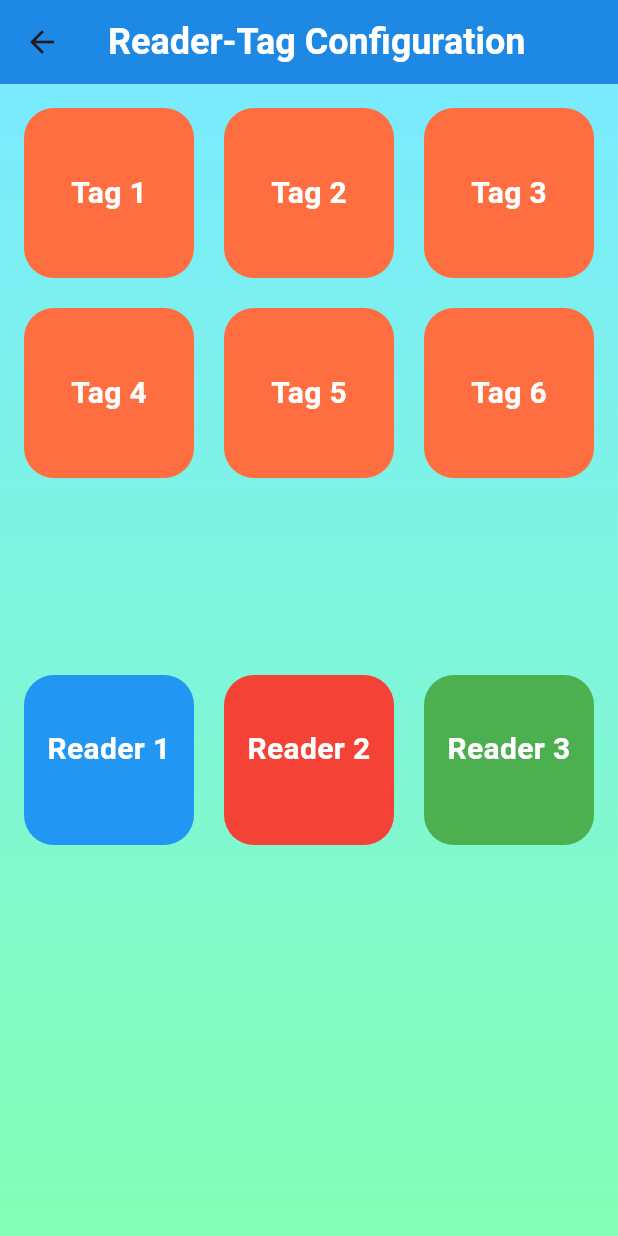
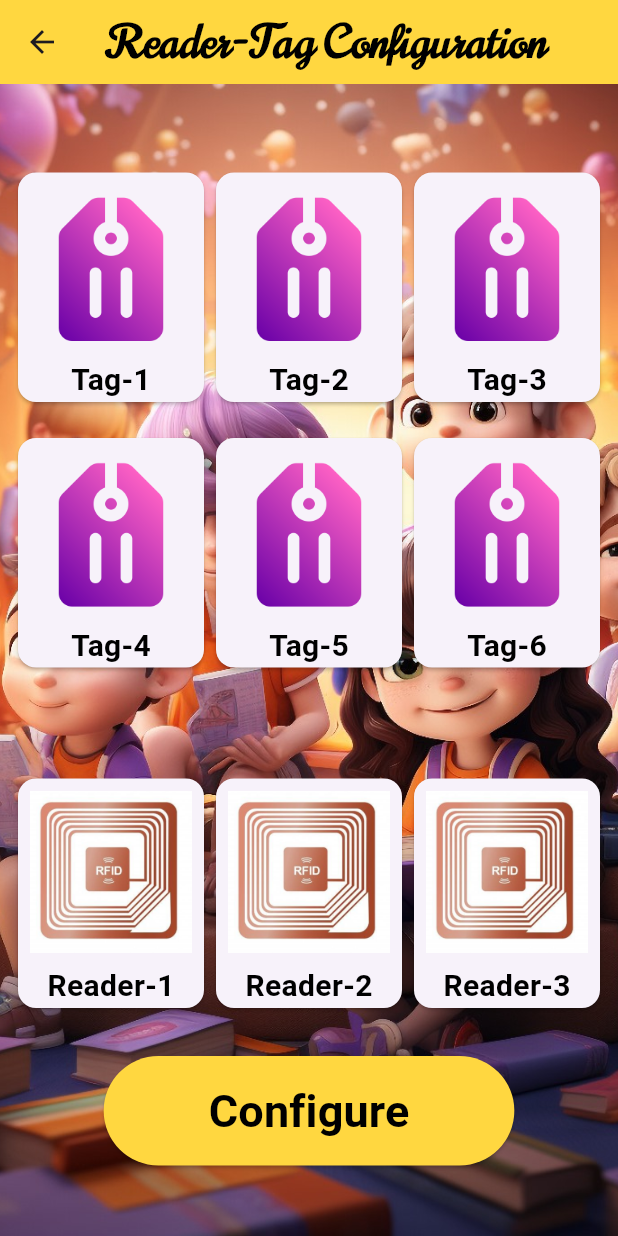
Before and after one commit to ajaykofficial/Flutter, a Flutter app: the ReaderTagConfigurationScreen screen opened directly, on a phone screen of 412 x 824 dp. Run offline on Flutter 3.47's test engine with Material 3 defaults, Android fonts, the light colour scheme and no system bars; our stand-ins replace percent_indicator.

Commit message:
Design Reader-Tag Configuration screen

```diff
--- a/eco_quest/lib/pages/reader_tag_configuration_screen.dart
+++ b/eco_quest/lib/pages/reader_tag_configuration_screen.dart
@@ -1,95 +1,85 @@
+import 'package:eco_quest/pages/settings_screen.dart';
 import 'package:flutter/material.dart';
 
-class ReaderTagConfigurationScreen extends StatefulWidget {
-  @override
-  _ReaderTagConfigurationScreenState createState() =>
-      _ReaderTagConfigurationScreenState();
-}
-
-class _ReaderTagConfigurationScreenState
-    extends State<ReaderTagConfigurationScreen> {
-  List<List<int>> assignedTags = List.generate(3, (index) => []);
-  List<Color> readerColors = [
-    Colors.blue,
-    Colors.red,
-    Colors.green,
-  ];
+class ReaderTagConfigurationScreen extends StatelessWidget {
+  const ReaderTagConfigurationScreen({Key? key}) : super(key: key);
 
   @override
   Widget build(BuildContext context) {
     return Scaffold(
       appBar: AppBar(
-        title: Text(
+        title: const Text(
           'Reader-Tag Configuration',
           style: TextStyle(
-              fontSize: 24, fontWeight: FontWeight.bold, color: Colors.white),
+              color: Colors.black,
+              fontFamily: 'Norican-Regular',
+              fontSize: 30,
+              fontWeight: FontWeight.bold),
         ),
-        backgroundColor: Colors.blue.shade600,
+        centerTitle: true,
+        backgroundColor: Colors.amberAccent,
       ),
-      body: Container(
-        decoration: BoxDecoration(
-          gradient: LinearGradient(
-            begin: Alignment.topCenter,
-            end: Alignment.bottomCenter,
-            colors: [
-              Color.fromARGB(255, 122, 235, 255),
-              Color.fromARGB(255, 132, 255, 181),
+      body: Stack(
+        children: [
+          Image.asset(
+            'assets/images/kids-library_bg.jpg',
+            width: double.infinity,
+            height: double.infinity,
+            fit: BoxFit.cover,
+          ),
+          Center(
+            child: Column(
+              mainAxisAlignment: MainAxisAlignment.center,
+              children: [
+                Padding(
+                  padding: const EdgeInsets.all(8.0),
+                  child: Row(
+                    mainAxisAlignment: MainAxisAlignment.spaceEvenly,
+                    children: [
+                      Expanded(
+                        child: Card(
+                          child: Column(
+                            children: [
+                              Image.asset('assets/images/tag1.png'),
+                              const Text(
+                                'Tag-1',
+                                style: TextStyle(
+                                    color: Colors.black,
+                                    fontSize: 20,
+                                    fontWeight: FontWeight.bold),
+                              )
                             ],
                           ),
                         ),
-        child: Padding(
-          padding: const EdgeInsets.all(16.0),
+                      ),
+                      Expanded(
+                        child: Card(
                           child: Column(
-            crossAxisAlignment: CrossAxisAlignment.stretch,
                             children: [
-              Expanded(
-                child: GridView.count(
-                  crossAxisCount: 3,
-                  mainAxisSpacing: 20.0,
-                  crossAxisSpacing: 20.0,
-                  children: List.generate(
-                    6,
-                    (index) => TagCard(
-                      tagNumber: index + 1,
-                      onTap: () {
-                        _toggleTagSelection(index + 1);
-                      },
-                      onDoubleTap: () {
-                        _deselectTag(index + 1);
-                      },
-                      color: assignedTags
-                              .any((tags) => tags.contains(index + 1))
-                          ? readerColors[assignedTags
-                              .indexWhere((tags) => tags.contains(index + 1))]
-                          : Colors.deepOrangeAccent,
+                              Image.asset('assets/images/tag1.png'),
+                              const Text(
+                                'Tag-2',
+                                style: TextStyle(
+                                    color: Colors.black,
+                                    fontSize: 20,
+                                    fontWeight: FontWeight.bold),
+                              )
+                            ],
                           ),
                         ),
                       ),
-              ),
-              SizedBox(height: 20),
                       Expanded(
-                child: SingleChildScrollView(
+                        child: Card(
                           child: Column(
-                    crossAxisAlignment: CrossAxisAlignment.stretch,
                             children: [
-                      GridView.count(
-                        shrinkWrap: true,
-                        physics: NeverScrollableScrollPhysics(),
-                        crossAxisCount: 3,
-                        mainAxisSpacing: 20.0,
-                        crossAxisSpacing: 20.0,
-                        children: List.generate(
-                          3,
-                          (index) => ReaderCard(
-                            readerNumber: index + 1,
-                            assignedTags: assignedTags[index],
-                            onTap: () {
-                              _removeAssignedTag(index);
-                            },
-                            color: readerColors[index],
-                          ),
-                        ),
-                      ),
+                              Image.asset('assets/images/tag1.png'),
+                              const Text(
+                                'Tag-3',
+                                style: TextStyle(
+                                    color: Colors.black,
+                                    fontSize: 20,
+                                    fontWeight: FontWeight.bold),
+                              )
                             ],
                           ),
                         ),
@@ -97,220 +87,158 @@ class _ReaderTagConfigurationScreenState
                     ],
                   ),
                 ),
-      ),
-    );
-  }
-
-  void _toggleTagSelection(int tagNumber) {
-    for (int i = 0; i < assignedTags.length; i++) {
-      if (assignedTags[i].contains(tagNumber)) {
-        _removeAssignedTagFromReader(tagNumber, i);
-        return;
-      }
-    }
-    _showTagSelectionBottomSheet(context, tagNumber);
-  }
-
-  void _deselectTag(int tagNumber) {
-    for (int i = 0; i < assignedTags.length; i++) {
-      if (assignedTags[i].contains(tagNumber)) {
-        setState(() {
-          assignedTags[i].remove(tagNumber);
-        });
-        return;
-      }
-    }
-  }
-
-  void _showTagSelectionBottomSheet(BuildContext context, int tagNumber) {
-    showModalBottomSheet(
-      context: context,
-      builder: (BuildContext context) {
-        return Container(
-          height: 300,
-          padding: EdgeInsets.all(10),
-          decoration: BoxDecoration(
-            color: Colors.white,
-            borderRadius: BorderRadius.only(
-              topLeft: Radius.circular(20),
-              topRight: Radius.circular(20),
-            ),
-          ),
+                Padding(
+                  padding: const EdgeInsets.all(8.0),
+                  child: Row(
+                    mainAxisAlignment: MainAxisAlignment.spaceEvenly,
+                    children: [
+                      Expanded(
+                        child: Card(
                           child: Column(
-            crossAxisAlignment: CrossAxisAlignment.start,
                             children: [
-              Text(
-                'Select Reader',
-                style: TextStyle(fontSize: 24, fontWeight: FontWeight.bold),
-              ),
-              SizedBox(height: 20),
-              Expanded(
-                child: ListView.builder(
-                  itemCount: assignedTags.length,
-                  itemBuilder: (context, index) {
-                    return GestureDetector(
-                      onTap: () {
-                        _assignTagToReader(tagNumber, index);
-                        Navigator.pop(context); // Close the bottom sheet
-                      },
-                      child: Container(
-                        margin: EdgeInsets.symmetric(vertical: 8),
-                        padding: EdgeInsets.all(16),
-                        decoration: BoxDecoration(
-                          color: readerColors[index],
-                          borderRadius: BorderRadius.circular(20),
-                        ),
-                        child: Row(
-                          mainAxisAlignment: MainAxisAlignment.spaceBetween,
-                          children: [
-                            Text(
-                              'Reader ${index + 1}',
-                              style:
-                                  TextStyle(fontSize: 18, color: Colors.white),
-                            ),
-                            Icon(
-                              Icons.check_circle,
-                              color: assignedTags[index].contains(tagNumber)
-                                  ? Colors.green
-                                  : Colors.transparent,
-                            ),
+                              Image.asset('assets/images/tag1.png'),
+                              const Text(
+                                'Tag-4',
+                                style: TextStyle(
+                                    color: Colors.black,
+                                    fontSize: 20,
+                                    fontWeight: FontWeight.bold),
+                              )
                             ],
                           ),
                         ),
-                    );
-                  },
                       ),
-              ),
+                      Expanded(
+                        child: Card(
+                          child: Column(
+                            children: [
+                              Image.asset('assets/images/tag1.png'),
+                              const Text(
+                                'Tag-5',
+                                style: TextStyle(
+                                    color: Colors.black,
+                                    fontSize: 20,
+                                    fontWeight: FontWeight.bold),
+                              )
                             ],
-          ),
-        );
-      },
-    );
-  }
-
-  void _assignTagToReader(int tagNumber, int readerIndex) {
-    for (int i = 0; i < assignedTags.length; i++) {
-      if (i != readerIndex && assignedTags[i].contains(tagNumber)) {
-        assignedTags[i].remove(tagNumber);
-      }
-    }
-    setState(() {
-      assignedTags[readerIndex].add(tagNumber);
-    });
-  }
-
-  void _removeAssignedTag(int readerIndex) {
-    setState(() {
-      assignedTags[readerIndex].clear();
-    });
-  }
-
-  void _removeAssignedTagFromReader(int tagNumber, int readerIndex) {
-    setState(() {
-      assignedTags[readerIndex].remove(tagNumber);
-    });
-  }
-}
-
-class TagCard extends StatelessWidget {
-  final int tagNumber;
-  final VoidCallback onTap;
-  final VoidCallback onDoubleTap;
-  final Color color;
-
-  const TagCard({
-    required this.tagNumber,
-    required this.onTap,
-    required this.onDoubleTap,
-    required this.color,
-  });
-
-  @override
-  Widget build(BuildContext context) {
-    return GestureDetector(
-      onTap: onTap,
-      onDoubleTap: onDoubleTap,
-      child: Container(
-        decoration: BoxDecoration(
-          color: color,
-          borderRadius: BorderRadius.circular(20),
-        ),
-        child: Center(
-          child: Text(
-            'Tag $tagNumber',
-            style: TextStyle(
-              fontSize: 20,
-              fontWeight: FontWeight.bold,
-              color: Colors.white,
                           ),
                         ),
                       ),
-      ),
-    );
-  }
-}
-
-class ReaderCard extends StatelessWidget {
-  final int readerNumber;
-  final List<int> assignedTags;
-  final VoidCallback onTap;
-  final Color color;
-
-  const ReaderCard({
-    required this.readerNumber,
-    required this.assignedTags,
-    required this.onTap,
-    required this.color,
-  });
-
-  @override
-  Widget build(BuildContext context) {
-    return GestureDetector(
-      onTap: onTap,
-      child: Container(
-        decoration: BoxDecoration(
-          color: color,
-          borderRadius: BorderRadius.circular(20),
-        ),
-        child: Padding(
-          padding: const EdgeInsets.only(top: 35.0),
+                      Expanded(
+                        child: Card(
                           child: Column(
-            mainAxisAlignment: MainAxisAlignment.center,
                             children: [
-              Text(
-                'Reader $readerNumber',
-                textAlign: TextAlign.center,
+                              Image.asset('assets/images/tag1.png'),
+                              const Text(
+                                'Tag-6',
                                 style: TextStyle(
+                                    color: Colors.black,
                                     fontSize: 20,
-                  fontWeight: FontWeight.bold,
-                  color: Colors.white,
-                ),
-              ),
-              SizedBox(height: 8),
-              Expanded(
-                child: IntrinsicHeight(
-                  child: Wrap(
-                    alignment: WrapAlignment.center,
-                    spacing: 8.0,
-                    runSpacing: 8.0,
-                    children: assignedTags
-                        .map((tag) => Chip(
-                              backgroundColor: Colors.white,
-                              label: Text(
-                                'Tag $tag',
-                                style: TextStyle(
-                                  fontSize: 16,
-                                  color: Colors.black,
-                                ),
-                              ),
-                            ))
-                        .toList(),
+                                    fontWeight: FontWeight.bold),
+                              )
+                            ],
                           ),
                         ),
                       ),
                     ],
                   ),
                 ),
+                const SizedBox(
+                  height: 50,
+                ),
+                Padding(
+                  padding: const EdgeInsets.all(8.0),
+                  child: Row(
+                    mainAxisAlignment: MainAxisAlignment.spaceEvenly,
+                    children: [
+                      Expanded(
+                        child: Card(
+                          child: Column(
+                            children: [
+                              Padding(
+                                padding: const EdgeInsets.all(8.0),
+                                child: Image.asset(
+                                    'assets/images/rfid_reader2.jpg'),
+                              ),
+                              const Text(
+                                'Reader-1',
+                                style: TextStyle(
+                                    color: Colors.black,
+                                    fontSize: 20,
+                                    fontWeight: FontWeight.bold),
+                              )
+                            ],
+                          ),
+                        ),
+                      ),
+                      Expanded(
+                        child: Card(
+                          child: Column(
+                            children: [
+                              Padding(
+                                padding: const EdgeInsets.all(8.0),
+                                child: Image.asset(
+                                    'assets/images/rfid_reader2.jpg'),
+                              ),
+                              const Text(
+                                'Reader-2',
+                                style: TextStyle(
+                                    color: Colors.black,
+                                    fontSize: 20,
+                                    fontWeight: FontWeight.bold),
+                              )
+                            ],
+                          ),
+                        ),
+                      ),
+                      Expanded(
+                        child: Card(
+                          child: Column(
+                            children: [
+                              Padding(
+                                padding: const EdgeInsets.all(8.0),
+                                child: Image.asset(
+                                  'assets/images/rfid_reader2.jpg',
+                                ),
+                              ),
+                              const Text(
+                                'Reader-3',
+                                style: TextStyle(
+                                    color: Colors.black,
+                                    fontSize: 20,
+                                    fontWeight: FontWeight.bold),
+                              )
+                            ],
+                          ),
+                        ),
+                      ),
+                    ],
+                  ),
+                ),
+                const SizedBox(
+                  height: 20,
+                ),
+                ElevatedButton(
+                  onPressed: () {
+                    Navigator.push(
+                        context,
+                        MaterialPageRoute(
+                            builder: (context) => const SettingsScreen()));
+                  },
+                  style: ElevatedButton.styleFrom(
+                      backgroundColor: Colors.amberAccent,
+                      padding: const EdgeInsets.symmetric(
+                          horizontal: 70, vertical: 15)),
+                  child: const Text('Configure',
+                      style: TextStyle(
+                          color: Colors.black,
+                          fontSize: 30,
+                          fontWeight: FontWeight.bold)),
+                ),
+              ],
+            ),
+          ),
+        ],
       ),
     );
   }
```
Also changed, not shown: eco_quest/assets/images/reader1.png (added), eco_quest/assets/images/rfid_reader1.jpg (added), eco_quest/assets/images/rfid_reader2.jpg (added), eco_quest/assets/images/rfid_reader3.jpg (added), eco_quest/assets/images/tag1.png (added), eco_quest/assets/images/tag2.png (added). Lines whose indentation alone changed are shown as unchanged.
